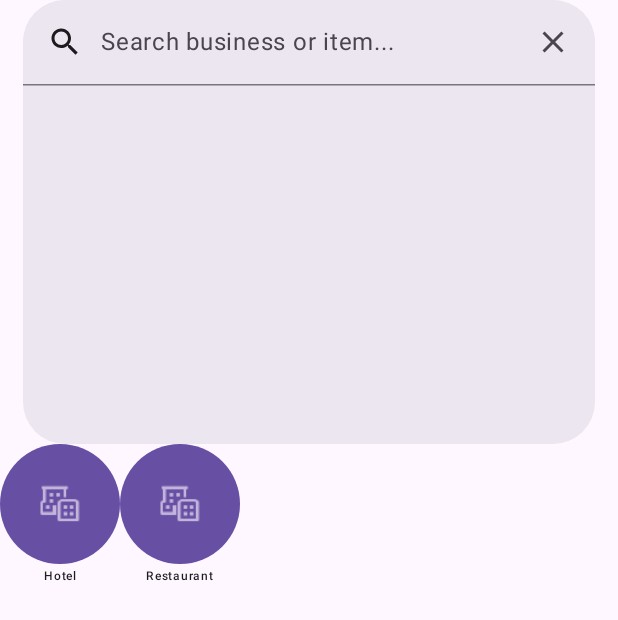
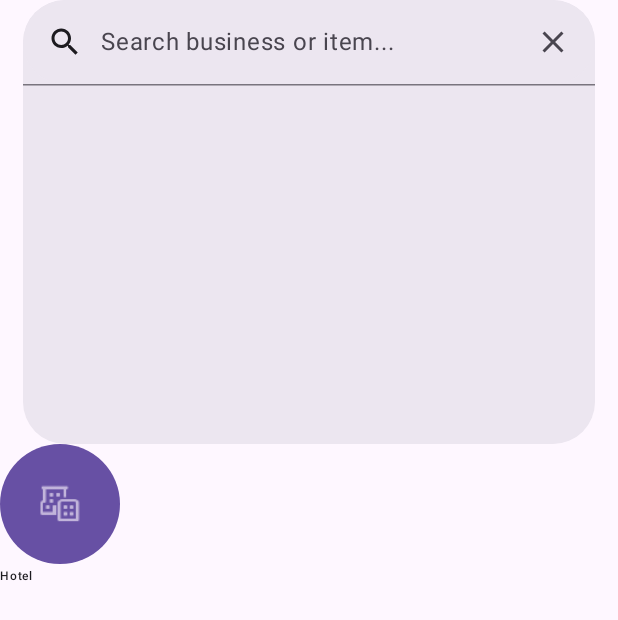
Before and after one commit to khynantoque/Welcommerce, an Android app built with Jetpack Compose: the composable HomeContent shown on its own in the app's theme, on a phone screen of 412 x 824 dp. Shown: the top 620 px of the screen. Run offline under Robolectric (Android 15) with nearby library versions, the phone set to English and light mode, and no system bars.

Commit message:
Circled Category Setup

```diff
--- a/app/src/main/java/com/khynsoft/welcommerce/presentation/components/CircledCategory.kt
+++ b/app/src/main/java/com/khynsoft/welcommerce/presentation/components/CircledCategory.kt
@@ -41,7 +41,7 @@ fun CircledCategory(
     var active by remember {
         mutableStateOf(isActive)
     }
-    Column(horizontalAlignment = Alignment.CenterHorizontally) {
+    Column() {
         Box(
             modifier = Modifier
                 .size(80.dp)
--- a/app/src/main/java/com/khynsoft/welcommerce/presentation/screens/home/HomeContent.kt
+++ b/app/src/main/java/com/khynsoft/welcommerce/presentation/screens/home/HomeContent.kt
@@ -80,9 +80,6 @@ fun HomeContent(
             CircledCategory(name = "Hotel", icon = R.drawable.logo_hotel) {
 
             }
-            CircledCategory(name = "Restaurant", icon = R.drawable.logo_hotel, isActive = true) {
-
-            }
         }
     }
 
```
